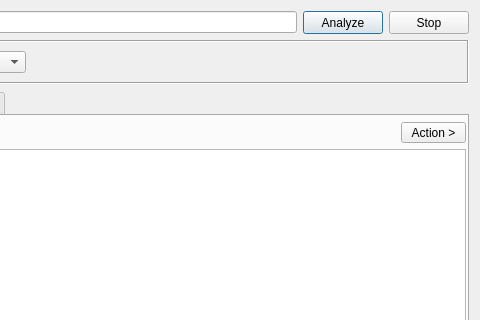
Above: gui/src/tools/ASNTool.ui from 3nock/OTE before the change; both pictures show x 159 to 639 and y 0 to 320 of the 639 by 509 pixel window. Below: the same form after it.
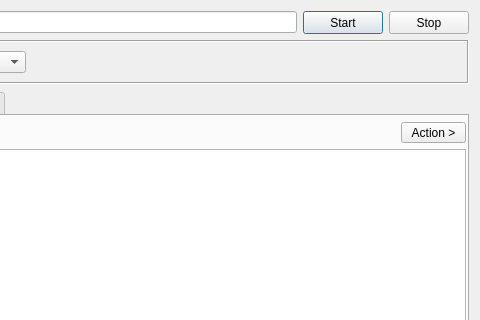
That is the form after the change.

```diff
--- a/gui/src/tools/ASNTool.ui
+++ b/gui/src/tools/ASNTool.ui
@@ -48,7 +48,7 @@
         </size>
        </property>
        <property name="text">
-        <string>Analyze</string>
+        <string>Start</string>
        </property>
       </widget>
      </item>
```
Left out of the diff: 2 changed lines with no effect on the pictures.
